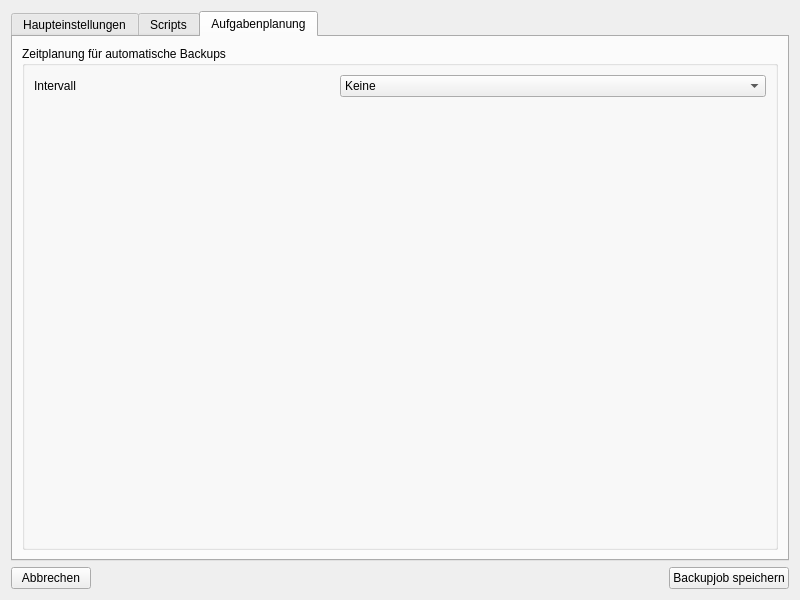
This is tibackupedit.ui in theinvisible/tiBackupUi as Qt 5 draws it before an edit. The edited form follows.
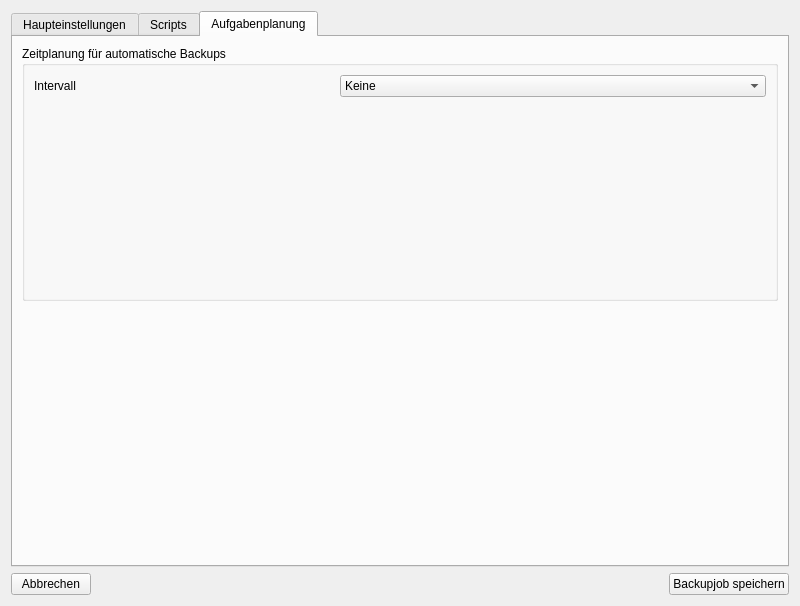
This is the edited form. The open tabs and pages were chosen to show the change.

Commit message: GUI updates First changes for service control

The edit to the form file:
```diff
--- a/tibackupedit.ui
+++ b/tibackupedit.ui
@@ -7,7 +7,7 @@
     <x>0</x>
     <y>0</y>
     <width>800</width>
-    <height>600</height>
+    <height>606</height>
    </rect>
   </property>
   <property name="windowTitle">
@@ -625,6 +625,19 @@
          </layout>
         </widget>
        </item>
+       <item>
+        <spacer name="verticalSpacer_2">
+         <property name="orientation">
+          <enum>Qt::Vertical</enum>
+         </property>
+         <property name="sizeHint" stdset="0">
+          <size>
+           <width>20</width>
+           <height>40</height>
+          </size>
+         </property>
+        </spacer>
+       </item>
       </layout>
      </widget>
     </widget>
```
The commit also changes 2 other files.
